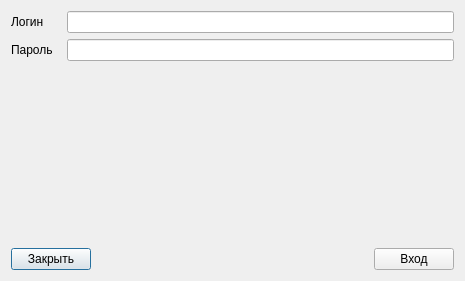
Fake-Telegram/messenger, file authorization.ui: the form before one commit.
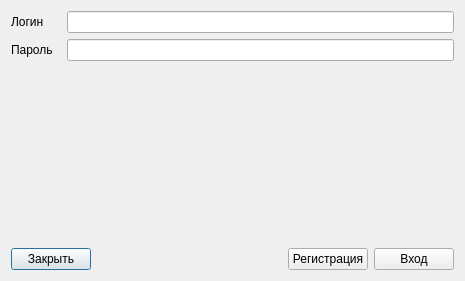
The form after the commit.

What changed in the file:
```diff
--- a/authorization.ui
+++ b/authorization.ui
@@ -54,7 +54,7 @@
      </item>
     </layout>
    </item>
-   <item row="2" column="0">
+   <item row="3" column="0">
     <spacer name="verticalSpacer">
      <property name="orientation">
       <enum>Qt::Vertical</enum>
@@ -67,7 +67,7 @@
      </property>
     </spacer>
    </item>
-   <item row="3" column="0">
+   <item row="4" column="0">
     <layout class="QHBoxLayout" name="horizontalLayout">
      <item>
       <widget class="QPushButton" name="Exit">
@@ -89,6 +89,13 @@
        </property>
       </spacer>
      </item>
+     <item>
+      <widget class="QPushButton" name="registration">
+       <property name="text">
+        <string>Регистрация</string>
+       </property>
+      </widget>
+     </item>
      <item>
       <widget class="QPushButton" name="login">
        <property name="text">
```
Left out of the diff: 25 changed lines with no effect on the pictures.
